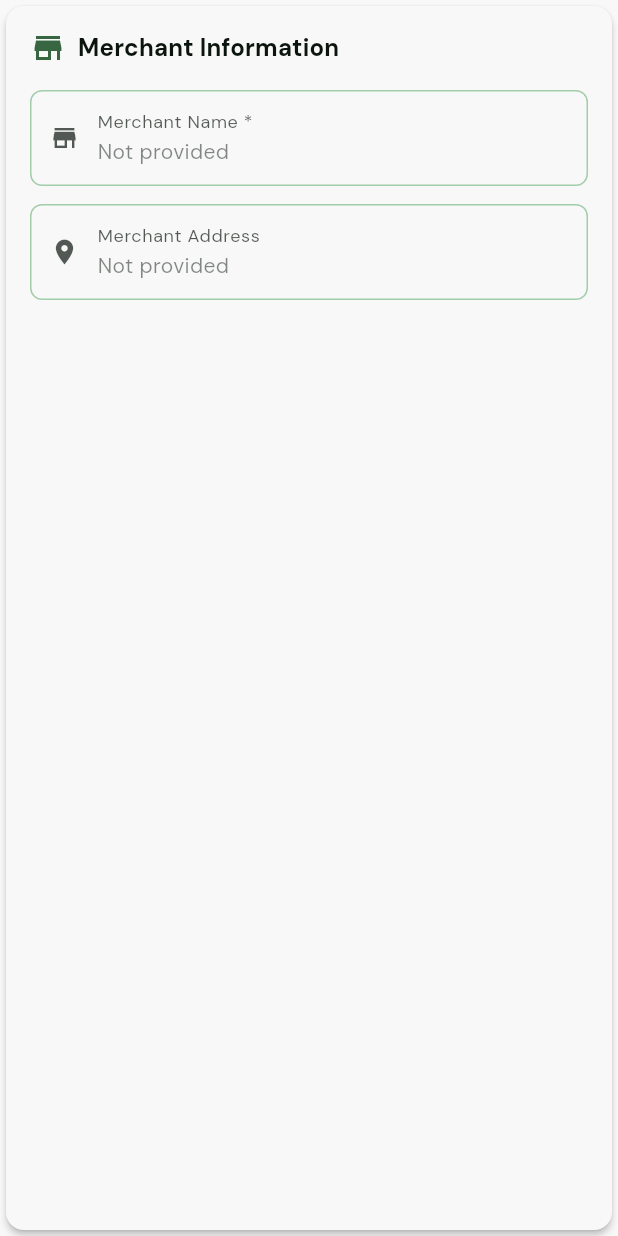
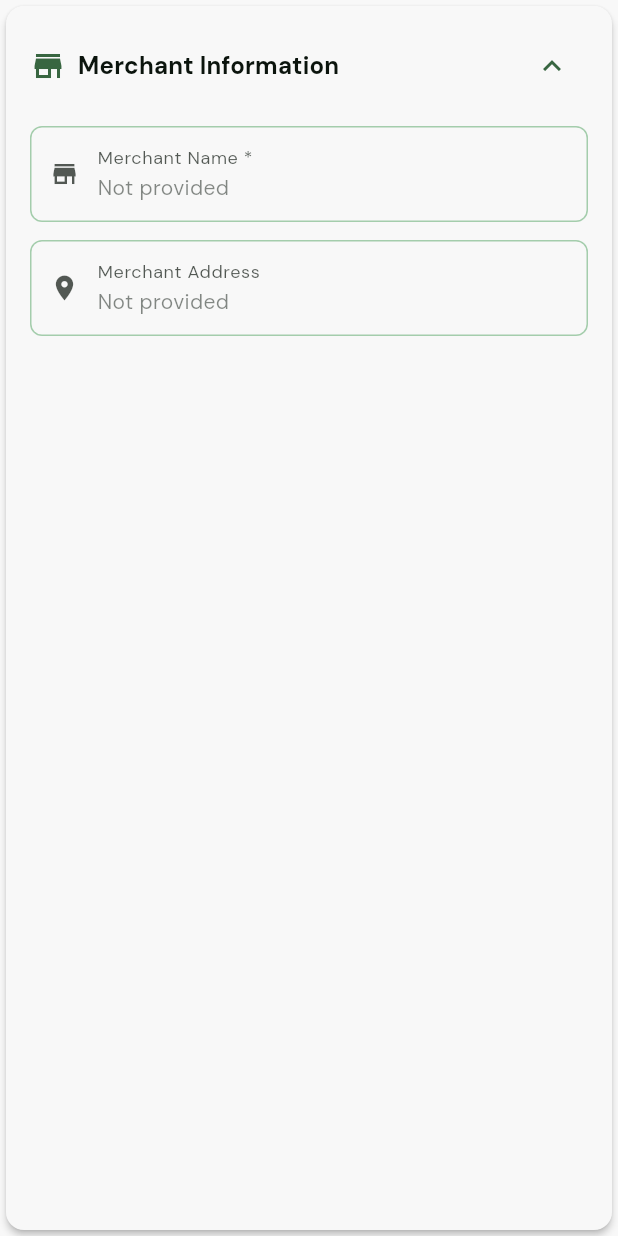
Before and after one commit to vinky0813/tolak_tax, a Flutter app: the MerchantInfoCard widget shown alone on an empty page, opened directly with empty values, on a phone screen of 412 x 824 dp. Run offline on Flutter 3.47's test engine with Material 3 defaults, Android fonts, the phone set to English and light mode, and no system bars; our stand-ins replace camera, carousel_slider, firebase_auth, firebase_core, fl_chart, flutter_cache_manager and 4 more; missing offline and left inert: flutter_facebook_auth; accounts and stored records are empty.

Commit message:
Refactor receipt confirmation screen components for improved state management and user interaction

```diff
--- a/lib/widgets/reciept_confirm_page_widgets/merchant_info_card.dart
+++ b/lib/widgets/reciept_confirm_page_widgets/merchant_info_card.dart
@@ -1,7 +1,7 @@
 import 'package:flutter/material.dart';
 import 'package:tolak_tax/widgets/reciept_confirm_page_widgets/detail_field.dart';
 
-class MerchantInfoCard extends StatelessWidget {
+class MerchantInfoCard extends StatefulWidget {
   final TextEditingController merchantNameController;
   final TextEditingController merchantAddressController;
   final bool isEditing;
@@ -12,6 +12,12 @@ class MerchantInfoCard extends StatelessWidget {
     required this.merchantAddressController,
     required this.isEditing,
   }) : super(key: key);
+  @override
+  State<MerchantInfoCard> createState() => _MerchantInfoCardState();
+}
+
+class _MerchantInfoCardState extends State<MerchantInfoCard> {
+  bool _isExpanded = true;
 
   @override
   Widget build(BuildContext context) {
@@ -31,29 +37,42 @@ class MerchantInfoCard extends StatelessWidget {
                   color: theme.colorScheme.primary,
                 ),
                 const SizedBox(width: 8),
-                Text(
+                Expanded(
+                  child: Text(
                     'Merchant Information',
                     style: theme.textTheme.titleMedium?.copyWith(
                       fontWeight: FontWeight.bold,
                     ),
                   ),
-              ],
+                ),                IconButton(
+                  onPressed: () {
+                    setState(() {
+                      _isExpanded = !_isExpanded;
+                    });
+                  },
+                  icon: Icon(
+                    _isExpanded ? Icons.expand_less : Icons.expand_more,
+                    color: theme.colorScheme.primary,
                   ),
+                ),              ],
+            ),
+            if (_isExpanded) ...[
               const SizedBox(height: 16),
               DetailField(
                 label: 'Merchant Name',
-              controller: merchantNameController,
+                controller: widget.merchantNameController,
                 icon: Icons.store,
                 isRequired: true,
-              isEditing: isEditing,
+                isEditing: widget.isEditing,
               ),
               const SizedBox(height: 12),
               DetailField(
                 label: 'Merchant Address',
-              controller: merchantAddressController,
+                controller: widget.merchantAddressController,
                 icon: Icons.location_on,
-              isEditing: isEditing,
+                isEditing: widget.isEditing,
               ),
+            ],
           ],
         ),
       ),
```
Also changed, not shown: lib/screens/receipt_confirm_screen.dart (+12 -4 lines), lib/widgets/reciept_confirm_page_widgets/financial_details_card.dart (+97 -0 lines), lib/widgets/reciept_confirm_page_widgets/transaction_details_card.dart (+29 -8 lines). Lines whose indentation alone changed are shown as unchanged.
